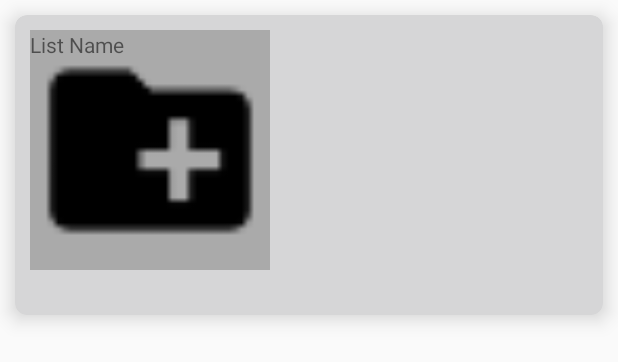
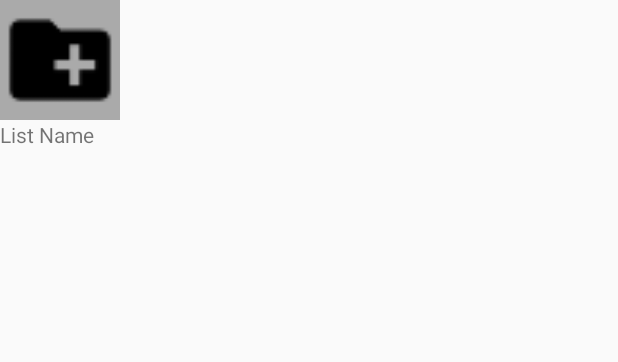
Before and after one commit to SeonA1223/cocoding_Github, an Android app: the layout object_cardview.xml on its own in the app's theme, with its tools: preview values and no code run, on a phone screen of 412 x 824 dp. Shown: the top 362 px of the screen. Run offline under Robolectric (Android 15) with nearby library versions, the light colour scheme and no system bars.

Commit message:
add object list 눌렀을 때 recyclerview에 폴더 목록 띄워짐

```diff
--- a/app/src/main/java/com/example/myapplication/Object/ListButtonData.java
+++ b/app/src/main/java/com/example/myapplication/Object/ListButtonData.java
@@ -1,16 +1,12 @@
 package com.example.myapplication.Object;
 
+import java.lang.reflect.Array;
 import java.util.ArrayList;
 
 public class ListButtonData {
 
     private int listImage;
     private String listName;
-
-    public void add(){
-        this.listImage=getlistImage();
-        this.listName=getlistName();
-    }
 
     public String getlistName() {
         return listName;
--- a/app/src/main/res/layout/fragment_object.xml
+++ b/app/src/main/res/layout/fragment_object.xml
@@ -19,8 +19,6 @@
         app:layout_constraintEnd_toEndOf="parent"
         app:layout_constraintStart_toStartOf="parent"
         app:layout_constraintTop_toTopOf="parent" />
-
-
 
     <!--        object folder list -->
 
--- a/app/src/main/res/layout/object_cardview.xml
+++ b/app/src/main/res/layout/object_cardview.xml
@@ -1,27 +1,26 @@
 <?xml version="1.0" encoding="utf-8"?>
-<androidx.cardview.widget.CardView
-    xmlns:android="http://schemas.android.com/apk/res/android"
-    xmlns:card_view="http://schemas.android.com/apk/res-auto"
-    android:id="@+id/showThis"
-    android:layout_width="match_parent"
-    android:layout_height="200dp"
-    android:layout_margin="10dp"
-    card_view:cardBackgroundColor="@color/colorPrimary"
-    card_view:cardCornerRadius="8dp"
-    card_view:cardElevation="8dp"
-    card_view:contentPadding="10dp">
-
-<!--<LinearLayout-->
-<!--        xmlns:android="http://schemas.android.com/apk/res/android"-->
+<!--<androidx.cardview.widget.CardView-->
+<!--    xmlns:android="http://schemas.android.com/apk/res/android"-->
+<!--    xmlns:card_view="http://schemas.android.com/apk/res-auto"-->
 <!--    android:id="@+id/showThis"-->
 <!--    android:layout_width="match_parent"-->
-<!--    android:layout_height="wrap_content"-->
-<!--    android:orientation="horizontal">-->
+<!--    android:layout_height="200dp"-->
+<!--    android:layout_margin="10dp"-->
+<!--    card_view:cardBackgroundColor="@color/colorPrimary"-->
+<!--    card_view:cardCornerRadius="8dp"-->
+<!--    card_view:cardElevation="8dp"-->
+<!--    card_view:contentPadding="10dp">-->
 
+<LinearLayout
+        xmlns:android="http://schemas.android.com/apk/res/android"
+    android:id="@+id/showThis"
+    android:layout_width="wrap_content"
+    android:layout_height="wrap_content"
+    android:orientation="vertical">
     <ImageView
         android:id="@+id/listImage"
-        android:layout_width="160dp"
-        android:layout_height="160dp"
+        android:layout_width="80dp"
+        android:layout_height="80dp"
         android:background="@android:color/darker_gray"
         android:gravity="center"
         android:src="@drawable/add_folder"/>
@@ -31,7 +30,6 @@
         android:layout_width="wrap_content"
         android:layout_height="wrap_content"
         android:text="List Name"/>
+</LinearLayout>
 
-<!--</LinearLayout>-->
-
-</androidx.cardview.widget.CardView>
+<!--</androidx.cardview.widget.CardView>-->
```
Also changed, not shown: app/src/main/java/com/example/myapplication/Fragment/ObjectFragment.java (+58 -31 lines), app/src/main/java/com/example/myapplication/Object/ObjectList_Button_Adapter.java (+14 -10 lines).
